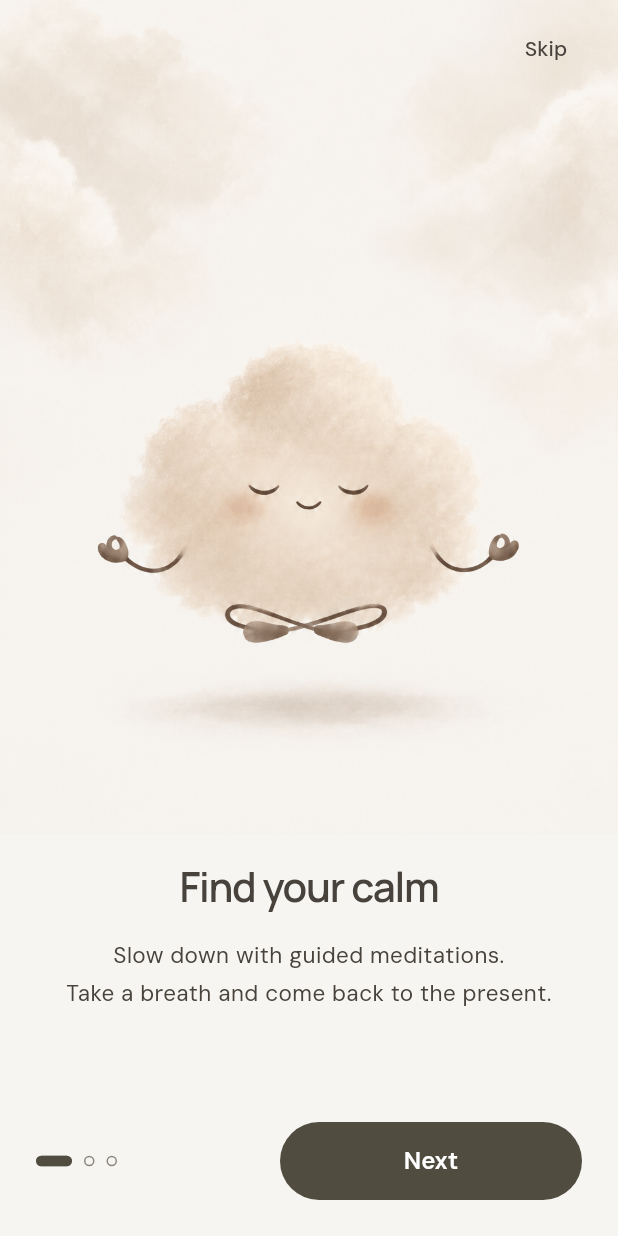
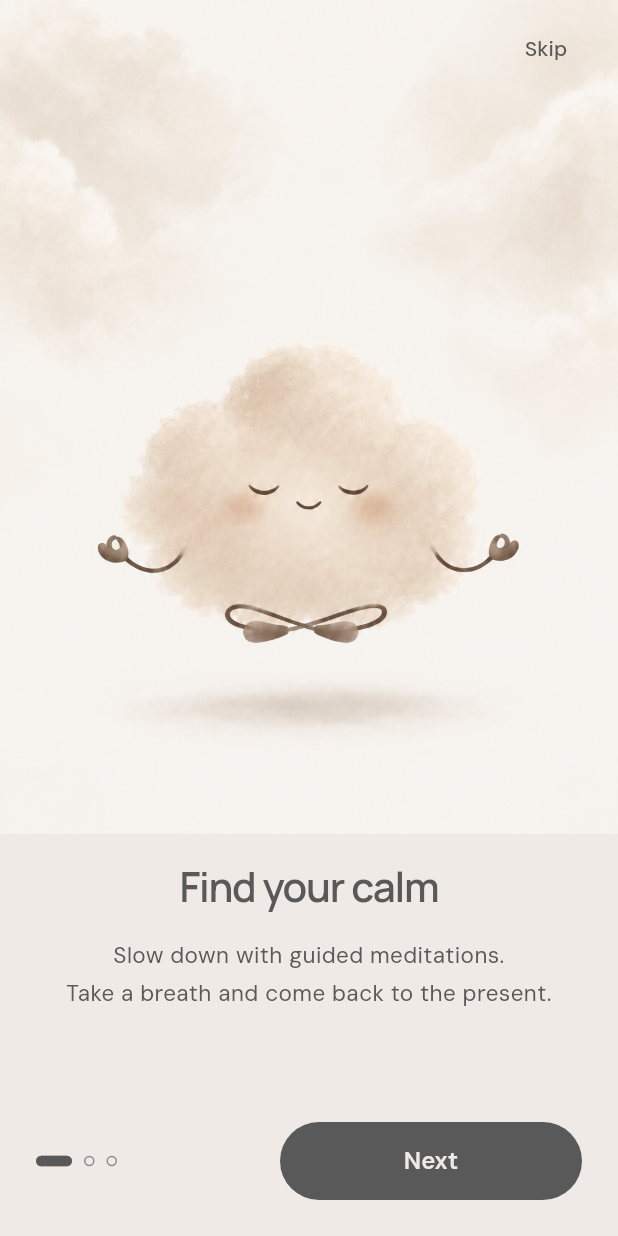
Before and after one commit to inteszel143/AnchorIntoPresence-frontend, a Flutter app: the screen it shows after launch, on a phone screen of 412 x 824 dp. Run offline on Flutter 3.47's test engine with Material 3 defaults, Android fonts, the light colour scheme and no system bars; our stand-ins replace app_links, auto_size_text, bloc, connectivity_plus, equatable, firebase_auth and 18 more; missing offline and left inert: adaptive_platform_ui, android_intent_plus, in_app_purchase_android, in_app_purchase_storekit; accounts and stored records are empty; project files that could hold a hidden picture were left out.

Commit message:
Update collor pallete and app logo

```diff
--- a/lib/common/app_theme.dart
+++ b/lib/common/app_theme.dart
@@ -2,6 +2,7 @@ import 'package:flutter/material.dart';
 import 'package:flutter/cupertino.dart';
 
 import '../utils/fonts.dart';
+import '../utils/color_constants.dart';
 import 'widgets/button_widget.dart';
 
 class AppTheme {
@@ -11,18 +12,28 @@ class AppTheme {
   static ThemeData _build(Brightness brightness) {
     final dark = brightness == Brightness.dark;
     final scheme = ColorScheme.fromSeed(
-      seedColor: const Color(0xFF514C40),
+      seedColor: ColorCodes.taupe,
       brightness: dark ? Brightness.dark : Brightness.light,
     ).copyWith(
-      surface: dark ? const Color(0xFF211F1C) : const Color(0xFFF7F5F1),
-      surfaceContainerHighest: dark ? const Color(0xFF2C2925) : Colors.white,
-      surfaceContainerLow: dark ? const Color(0xFF292620) : Colors.white,
-      onSurface: dark ? const Color(0xFFF3EEE7) : const Color(0xFF47423C),
+      surface: dark ? const Color(0xFF211F1C) : ColorCodes.cream,
+      surfaceContainerHighest: dark ? const Color(0xFF2C2925) : ColorCodes.cream,
+      surfaceContainerLow: dark ? const Color(0xFF292620) : ColorCodes.cream,
+      onSurface: dark ? ColorCodes.cream : ColorCodes.charcoal,
       onSurfaceVariant:
-          dark ? const Color(0xFFC8BFB3) : const Color(0xFF746D63),
-      primary: dark ? const Color(0xFFDED0B9) : const Color(0xFF514C40),
-      onPrimary: dark ? const Color(0xFF29251F) : Colors.white,
-      outline: dark ? const Color(0xFF9B8E7B) : const Color(0xFFAEA08A),
+          dark ? ColorCodes.sand : ColorCodes.charcoal,
+      primary: dark ? ColorCodes.taupe : ColorCodes.charcoal,
+      onPrimary: dark ? const Color(0xFF29251F) : ColorCodes.cream,
+      primaryContainer: ColorCodes.taupe,
+      onPrimaryContainer: const Color(0xFF29251F),
+      secondary: dark ? ColorCodes.rose : ColorCodes.charcoal,
+      onSecondary: dark ? const Color(0xFF29251F) : ColorCodes.cream,
+      secondaryContainer: ColorCodes.blush,
+      onSecondaryContainer: ColorCodes.charcoal,
+      tertiary: dark ? ColorCodes.sage : ColorCodes.charcoal,
+      onTertiary: dark ? const Color(0xFF29251F) : ColorCodes.cream,
+      tertiaryContainer: ColorCodes.sage,
+      onTertiaryContainer: ColorCodes.charcoal,
+      outline: dark ? ColorCodes.mauve : ColorCodes.mauve,
     );
     final theme = ThemeData(
       useMaterial3: true,
--- a/lib/common/widgets/app_toast.dart
+++ b/lib/common/widgets/app_toast.dart
@@ -14,13 +14,13 @@ class AppToast {
       ..showSnackBar(SnackBar(
         behavior: SnackBarBehavior.floating,
         duration: const Duration(seconds: 3),
-        backgroundColor: const Color(0xFF4B503D),
+        backgroundColor: const Color(0xFF595959),
         elevation: 6,
         margin: EdgeInsets.fromLTRB(horizontalMargin, 0, horizontalMargin, 24),
         padding: const EdgeInsets.symmetric(horizontal: 16, vertical: 12),
         shape: RoundedRectangleBorder(
           borderRadius: BorderRadius.circular(14),
-          side: const BorderSide(color: Color(0xFF747A62)),
+          side: const BorderSide(color: Color(0xFFA49393)),
         ),
         content: Row(children: [
           Icon(
--- a/lib/screens/activity_listing/activity_detail.dart
+++ b/lib/screens/activity_listing/activity_detail.dart
@@ -72,7 +72,7 @@ class ActivityDetail extends StatelessWidget {
                                   child: Container(
                                     padding: const EdgeInsets.all(20),
                                     decoration: BoxDecoration(
-                                      color: const Color(0xFFF4DADA),
+                                      color: const Color(0xFFEED6D3),
                                       borderRadius: BorderRadius.circular(16),
                                     ),
                                     child: Column(
--- a/lib/screens/activity_listing/preserverd_code.dart
+++ b/lib/screens/activity_listing/preserverd_code.dart
@@ -195,7 +195,7 @@ class MeditationListingCode extends StatelessWidget {
                                 child: Container(
                                   padding: const EdgeInsets.all(20),
                                   decoration: BoxDecoration(
-                                    color: Color(0xFFF4DADA),
+                                    color: Color(0xFFEED6D3),
                                     borderRadius: BorderRadius.circular(16),
                                   ),
                                   child: Column(
@@ -241,7 +241,7 @@ class MeditationListingCode extends StatelessWidget {
                               vertical: 8), // Space between cards
                           padding: const EdgeInsets.all(20),
                           decoration: BoxDecoration(
-                            color: const Color(0xFFF4DADA),
+                            color: const Color(0xFFEED6D3),
                             borderRadius: BorderRadius.circular(12),
                           ),
                           child: Stack(
--- a/lib/screens/community/post_detail_screen.dart
+++ b/lib/screens/community/post_detail_screen.dart
@@ -88,7 +88,7 @@ class PostDetailScreen extends StatelessWidget {
                                           fontSize: 12,
                                           fontWeight: FontWeight.w400,
                                           fontFamily: Fonts.body,
-                                          color: Color(0xff51585C),
+                                          color: Color(0xFF595959),
                                         ),
                                       ),
                                     ],
--- a/lib/screens/dashboard/home_dashboard.dart
+++ b/lib/screens/dashboard/home_dashboard.dart
@@ -197,7 +197,7 @@ class HomeDashboard extends StatelessWidget {
             child: Material(
               color: Theme.of(context).brightness == Brightness.dark
                   ? const Color(0xFF3D3031)
-                  : const Color(0xFFF6E9E7),
+                  : const Color(0xFFEED6D3),
               borderRadius: BorderRadius.circular(24),
               child: InkWell(
                 onTap: onMood,
--- a/lib/screens/meditate/meditate_screen.dart
+++ b/lib/screens/meditate/meditate_screen.dart
@@ -57,7 +57,7 @@ class _MeditationLibraryState extends State<MeditationLibrary> {
     final inactiveTabColor =
         isDark ? colors.surfaceContainerHighest : Colors.white;
     final inactiveTabForeground =
-        isDark ? colors.onSurfaceVariant : const Color(0xFF58584F);
+        isDark ? colors.onSurfaceVariant : const Color(0xFF595959);
     return AppScaffold(
       body: ScrollTitlePage(
         title: 'Meditate',
--- a/lib/screens/profile/profile_screen.dart
+++ b/lib/screens/profile/profile_screen.dart
@@ -245,8 +245,8 @@ class _ProfileScreenState extends State<ProfileScreen> {
 
   Widget _statIcon(IconData icon, ColorScheme colors) => CircleAvatar(
         radius: 17,
-        backgroundColor: const Color(0xFFE8E3D8),
-        child: Icon(icon, size: 20, color: const Color(0xFF514C40)),
+        backgroundColor: const Color(0xFFDFCCC0),
+        child: Icon(icon, size: 20, color: const Color(0xFF595959)),
       );
 
   Widget _stat(String label, String value, IconData icon, ColorScheme colors) =>
--- a/lib/utils/Colors.dart
+++ b/lib/utils/Colors.dart
@@ -1,54 +1,2 @@
-import 'package:flutter/material.dart';
-
-class ColorCodes {
-  static const Color buttoncolor = Color(0xFF9D8C80);
-  static const Color backgroundcolor = Color(0xffF0EAE6);
-  static const Color descriptioncolor = Color(0xff595959);
-  static const Color mainheadingcolor = Color(0xff12150E);
-  static const Color blackcolor = Color(0xff000000);
-  static const Color bottomandsearchtextcolor = Color(0xff8D8D8D);
-  static const Color tag1color = Color(0xff648653);
-  static const Color tag2color = Color(0xff9D9187);
-  static const Color tag3color = Color(0xffBC7C7C);
-  static const Color searchboxcolor = Color(0xffE5E5E5);
-  static const Color whitecolor = Color(0xffFFFFFF);
-  static const Color transparentcolor = Colors.transparent;
-  static const Color grey300Color = Color(0xFFE0E0E0);
-  static const Color greyColor = Colors.grey;
-  static const Color grey600Color = Color(0xff757575);
-  static const Color confirmationtextcolor = Color(0xff111616);
-  static const Color canceltextcolor = Color(0xff687662);
-  static const Color black12color = Colors.black12;
-  static const Color black54color = Colors.black54;
-  static const Color textcolor = Color(0xff7D7D7D);
-  static const Color activecheckboxcolor = Color(0xff6D9886);
-  static const Color socialbuttontextcolor = Color(0xff0B0C11);
-  static const Color redcolor = Colors.red;
-  static const Color selectedtimepickertextcolor = Color(0xff0B1812);
-  static const Color timepickertextcolor = Color(0xff949696);
-  static const Color bellefairheadingtextcolor = Color(0xff110F0D);
-  static const Color textformfeildcolor = Color(0xffFFF9F5);
-  static const Color editprofilecontainerbordercolor = Color(0xffF8F8F8);
-  static const Color categoryheadercolor = Color(0xff262626);
-  static const Color categorydescriptioncolor = Color(0xff4E4E4E);
-  static const Color headerdescriptioncolor = Color(0xff828282);
-  static const Color dontgetcodetextcolor = Color(0xff949494);
-  static const Color resendotptextcolor = Color(0xff687662);
-  static const Color selecteddatetextcolor = Color(0xff898C85);
-  static const Color settingiconcontainercolor = Color(0xffF6F6F6);
-  static const Color signinsignupcontainercolor = Color(0xffF2E4D9);
-  static const Color signinsignupcontainerbordercolor = Color(0xffE3D1C2);
-  static const Color signinsignupcontainertextcolor = Color(0xff687662);
-  static const Color donutchartgreencolor = Color(0xffC8D3C2);
-  static const Color donutchartpinkcolor = Color(0xffF4DADA);
-  static const Color buildbargreycolor = Color(0xffF2F2F2);
-  static const Color calendergridcontainerbordercolor = Color(0xffaeaeae1f);
-  static const Color misseddaystextcolor = Color(0xffDE3B34);
-  static const Color todaydatecolor = Color(0xffF8CBC9);
-  static const Color neartodaydatecolor = Color(0xffDEE5DA);
-  static const Color currentmonthtextcolor = Color(0xff6C7470);
-  static const Color userprofiletextcontainerbordercolor = Color(0xffF8F8F8);
-  static const Color welcomepageheadingcolor = Color(0xff262626);
-  static const Color welcomepagedescriptioncolor = Color(0xff4E4E4E);
-  static const Color selectedDayColor = Colors.grey;
-}
+// Compatibility export for screens using the original import path.
+export 'color_constants.dart';
--- a/lib/utils/color_constants.dart
+++ b/lib/utils/color_constants.dart
@@ -1,68 +1,79 @@
 import 'package:flutter/material.dart';
 
 class ColorCodes {
-  static const Color buttonActive = Color(0xFF514C40);
-  static const Color buttonInactive = Color(0xFFAEABA4);
-  static const Color buttoncolor = Color(0xFFB2A89F);
-  static const Color backgroundcolor = Color(0xFFDFCCC0);
-  static const Color whiteNewReplacement = Color(0xFFF0EAE6);
-  static const Color descriptioncolor = Color(0xff595959);
-  static const Color mainheadingcolor = Color(0xff12150E);
+  // Client palette. Existing semantic names below keep screens consistent.
+  static const Color cream = Color(0xFFF0EAE6);
+  static const Color taupe = Color(0xFFB2A89F);
+  static const Color rose = Color(0xFFE8B4B8);
+  static const Color blush = Color(0xFFEED6D3);
+  static const Color mauve = Color(0xFFA49393);
+  static const Color sage = Color(0xFFD8E2DC);
+  static const Color charcoal = Color(0xFF595959);
+  static const Color sand = Color(0xFFDFCCC0);
+  static const Color clay = Color(0xFFBEA899);
+
+  static const Color buttonActive = charcoal;
+  static const Color buttonInactive = sand;
+  static const Color buttoncolor = taupe;
+  static const Color backgroundcolor = cream;
+  static const Color whiteNewReplacement = cream;
+  static const Color descriptioncolor = charcoal;
+  static const Color mainheadingcolor = charcoal;
   static const Color blackcolor = Color(0xff000000);
-  static const Color bottomandsearchtextcolor = Color(0xff8D8D8D);
-  static const Color tag1color = Color(0xFFB2A89F);
-  static const Color tag2color = Color(0xff9D9187);
-  static const Color tag3color = Color(0xffBC7C7C);
-  static const Color searchboxcolor = Color(0xFFB2A89F);
-  static const Color whitecolor = Color(0xFFF0EAE6);
+  static const Color bottomandsearchtextcolor = charcoal;
+  static const Color tag1color = sage;
+  static const Color tag2color = clay;
+  static const Color tag3color = rose;
+  static const Color searchboxcolor = taupe;
+  static const Color whitecolor = cream;
   static const Color transparentcolor = Colors.transparent;
-  static const Color grey300Color = Color(0xFFE0E0E0);
-  static const Color greyColor = Colors.grey;
-  static const Color grey600Color = Color(0xff757575);
-  static const Color confirmationtextcolor = Color(0xff000000);
-  static const Color canceltextcolor = Color(0xff000000);
+  static const Color grey300Color = sand;
+  static const Color greyColor = mauve;
+  static const Color grey600Color = charcoal;
+  static const Color confirmationtextcolor = charcoal;
+  static const Color canceltextcolor = charcoal;
   static const Color black12color = Colors.black12;
   static const Color black54color = Colors.black54;
-  static const Color textcolor = Color(0xff7D7D7D);
-  static const Color activecheckboxcolor = Color(0xff6D9886);
-  static const Color socialbuttontextcolor = Color(0xff0B0C11);
+  static const Color textcolor = charcoal;
+  static const Color activecheckboxcolor = charcoal;
+  static const Color socialbuttontextcolor = charcoal;
   static const Color redcolor = Colors.red;
-  static const Color selectedtimepickertextcolor = Color(0xff000000);
-  static const Color timepickertextcolor = Color(0xff949696);
-  static const Color bellefairheadingtextcolor = Color(0xff110F0D);
-  static const Color textformfeildcolor = Color(0xFFF0EAE6);
-  static const Color editprofilecontainerbordercolor = Color(0xffF8F8F8);
-  static const Color categoryheadercolor = Color(0xff262626);
-  static const Color categorydescriptioncolor = Color(0xff4E4E4E);
-  static const Color headerdescriptioncolor = Color(0xff828282);
-  static const Color dontgetcodetextcolor = Color(0xff949494);
-  static const Color resendotptextcolor = Color(0xff687662);
-  static const Color selecteddatetextcolor = Color(0xff898C85);
-  static const Color settingiconcontainercolor = Color(0xffF6F6F6);
-  static const Color signinsignupcontainercolor = Color(0xffF2E4D9);
-  static const Color signinsignupcontainerbordercolor = Color(0xffE3D1C2);
+  static const Color selectedtimepickertextcolor = charcoal;
+  static const Color timepickertextcolor = charcoal;
+  static const Color bellefairheadingtextcolor = charcoal;
+  static const Color textformfeildcolor = cream;
+  static const Color editprofilecontainerbordercolor = sand;
+  static const Color categoryheadercolor = charcoal;
+  static const Color categorydescriptioncolor = charcoal;
+  static const Color headerdescriptioncolor = charcoal;
+  static const Color dontgetcodetextcolor = charcoal;
+  static const Color resendotptextcolor = charcoal;
+  static const Color selecteddatetextcolor = charcoal;
+  static const Color settingiconcontainercolor = cream;
+  static const Color signinsignupcontainercolor = blush;
+  static const Color signinsignupcontainerbordercolor = sand;
   static const Color signinsignupcontainertextcolor = Color(0xffffffff);
-  static const Color donutchartgreencolor = Color(0xffC8D3C2);
-  static const Color donutchartpinkcolor = Color(0xffF4DADA);
-  static const Color buildbargreycolor = Color(0xffF2F2F2);
+  static const Color donutchartgreencolor = sage;
+  static const Color donutchartpinkcolor = blush;
+  static const Color buildbargreycolor = cream;
   static const Color calendergridcontainerbordercolor = Color(0xffaeaeae1f);
   static const Color misseddaystextcolor = Color(0xffDE3B34);
-  static const Color todaydatecolor = Color(0xffF8CBC9);
-  static const Color neartodaydatecolor = Color(0xFFB2A89F);
-  static const Color currentmonthtextcolor = Color(0xff6C7470);
-  static const Color userprofiletextcontainerbordercolor = Color(0xffF8F8F8);
-  static const Color welcomepageheadingcolor = Color(0xff262626);
-  static const Color welcomepagedescriptioncolor = Color(0xff4E4E4E);
-  static const Color welcomeCtaColor = Color(0xffA85C4B);
-  static const Color selectedDayColor = Colors.grey;
-  static const Color lightContainerColor = Color(0xffF5F5F5);
-  static const Color nameColor = Color(0xff0E1A2B);
-  static const Color countsColor = Color(0xff1C1E21);
-  static const Color containerColor = Color(0xffC9C9C9);
-  static const Color container1Color = Color(0xffB9B9B9);
-  static const Color lightDescriptionColor = Color(0xffE4E4E4);
-  static const Color lightBorderColor = Color(0xffE9E9E9);
-  static const Color descriptionColor = Color(0xffF9F9F9);
-  static const Color settingLightContainer = Color(0xFFE7DAD0);
-  static const Color settingDarkContainer = Color(0xFFB2A89F);
+  static const Color todaydatecolor = rose;
+  static const Color neartodaydatecolor = taupe;
+  static const Color currentmonthtextcolor = charcoal;
+  static const Color userprofiletextcontainerbordercolor = sand;
+  static const Color welcomepageheadingcolor = charcoal;
+  static const Color welcomepagedescriptioncolor = charcoal;
+  static const Color welcomeCtaColor = charcoal;
+  static const Color selectedDayColor = taupe;
+  static const Color lightContainerColor = cream;
+  static const Color nameColor = charcoal;
+  static const Color countsColor = charcoal;
+  static const Color containerColor = sand;
+  static const Color container1Color = clay;
+  static const Color lightDescriptionColor = sand;
+  static const Color lightBorderColor = sand;
+  static const Color descriptionColor = cream;
+  static const Color settingLightContainer = sand;
+  static const Color settingDarkContainer = taupe;
 }
```
Also changed, not shown: lib/common/widgets/button_widget.dart (+6 -6 lines), lib/common/widgets/subscription_tab_page.dart (+12 -12 lines), lib/common/widgets/textfield_widget.dart (+6 -6 lines), lib/screens/dashboard/mood_picker.dart (+5 -5 lines), 2 other files.
